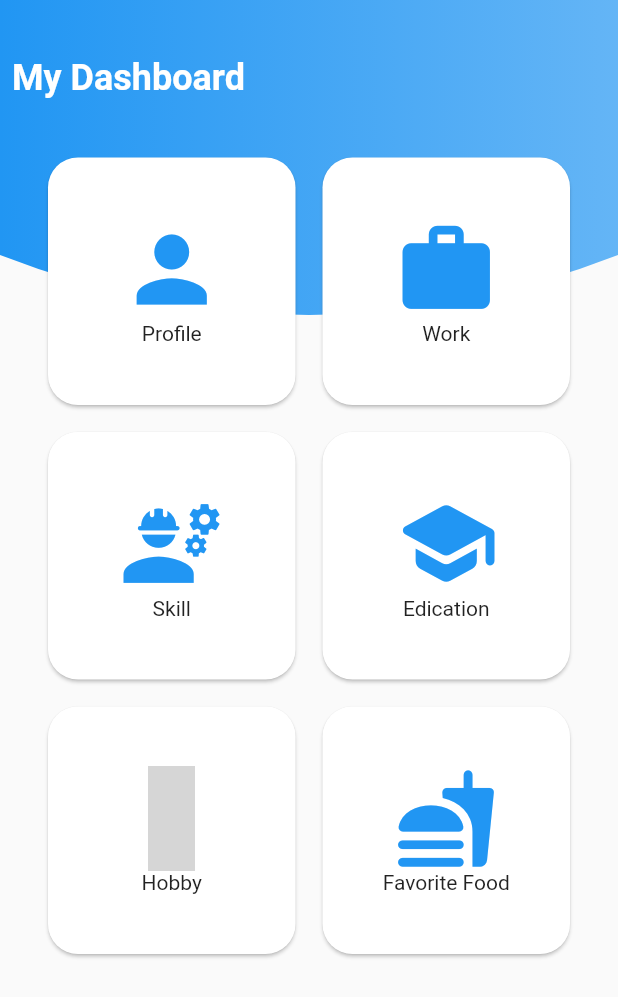
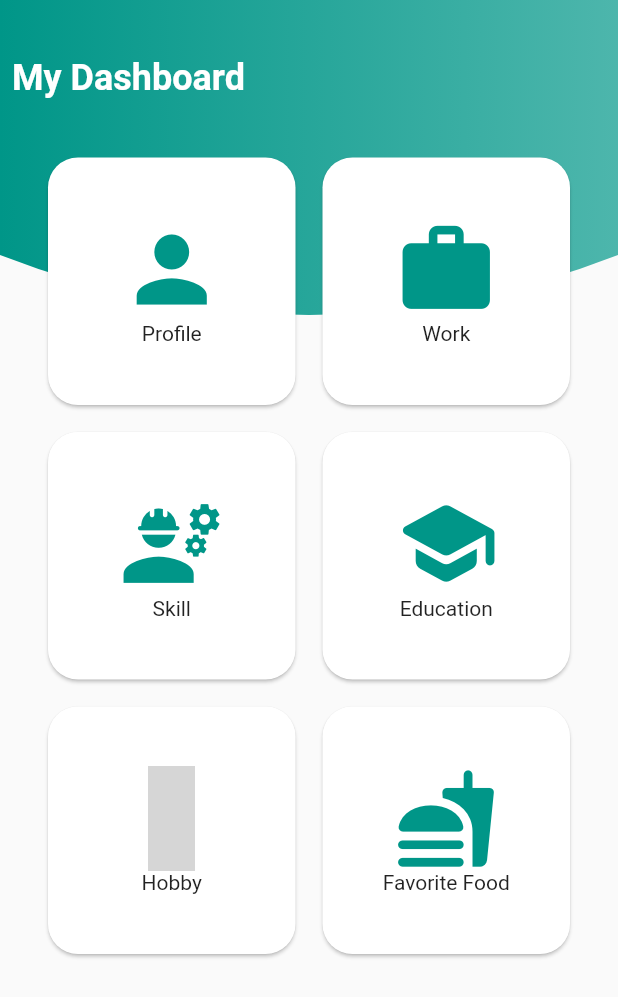
Before and after one commit to Edivri/portfolio_ui, a Flutter app: the screen it shows after launch, on a phone screen of 412 x 824 dp. Shown: the top 997 px of the screen. Run offline on Flutter 3.47's test engine with Material 2 defaults, Android fonts, the phone set to English and light mode, and no system bars; our stand-ins replace eva_icons_flutter; grey boxes are pictures that could not be loaded.

Commit message:
Update dashboard.dart

```diff
--- a/lib/pages/dahsboard/dashboard.dart
+++ b/lib/pages/dahsboard/dashboard.dart
@@ -23,7 +23,7 @@ class MyDashboard extends StatelessWidget {
               width: MediaQuery.of(context).size.width,
               decoration: BoxDecoration(
                   gradient: LinearGradient(
-                colors: <Color>[Colors.blue, Colors.blue.shade300],
+                colors: <Color>[Colors.teal, Colors.teal.shade300],
               )),
             ),
           ),
@@ -69,13 +69,13 @@ class MyDashboard extends StatelessWidget {
                                   ),
                                 );
                               },
-                              splashColor: Colors.blue,
+                              splashColor: Colors.teal,
                               child: Center(
                                 child: Column(
                                   mainAxisAlignment: MainAxisAlignment.center,
                                   children: const [
                                     Icon(Icons.person,
-                                        size: 70, color: Colors.blue),
+                                        size: 70, color: Colors.teal),
                                     Text("Profile"),
                                   ],
                                 ),
@@ -95,7 +95,7 @@ class MyDashboard extends StatelessWidget {
                                   ),
                                 );
                               },
-                              splashColor: Colors.blue,
+                              splashColor: Colors.teal,
                               child: Center(
                                 child: Column(
                                   mainAxisAlignment: MainAxisAlignment.center,
@@ -103,7 +103,7 @@ class MyDashboard extends StatelessWidget {
                                     Icon(
                                       Icons.work,
                                       size: 70,
-                                      color: Colors.blue,
+                                      color: Colors.teal,
                                     ),
                                     Text("Work"),
                                   ],
@@ -124,7 +124,7 @@ class MyDashboard extends StatelessWidget {
                                   ),
                                 );
                               },
-                              splashColor: Colors.blue,
+                              splashColor: Colors.teal,
                               child: Center(
                                 child: Column(
                                   mainAxisAlignment: MainAxisAlignment.center,
@@ -132,7 +132,7 @@ class MyDashboard extends StatelessWidget {
                                     Icon(
                                       Icons.engineering,
                                       size: 70,
-                                      color: Colors.blue,
+                                      color: Colors.teal,
                                     ),
                                     Text("Skill"),
                                   ],
@@ -153,7 +153,7 @@ class MyDashboard extends StatelessWidget {
                                   ),
                                 );
                               },
-                              splashColor: Colors.blue,
+                              splashColor: Colors.teal,
                               child: Center(
                                 child: Column(
                                   mainAxisAlignment: MainAxisAlignment.center,
@@ -161,9 +161,9 @@ class MyDashboard extends StatelessWidget {
                                     Icon(
                                       Icons.school_rounded,
                                       size: 70,
-                                      color: Colors.blue,
+                                      color: Colors.teal,
                                     ),
-                                    Text("Edication"),
+                                    Text("Education"),
                                   ],
                                 ),
                               ),
@@ -182,7 +182,7 @@ class MyDashboard extends StatelessWidget {
                                   ),
                                 );
                               },
-                              splashColor: Colors.blue,
+                              splashColor: Colors.teal,
                               child: Center(
                                 child: Column(
                                   mainAxisAlignment: MainAxisAlignment.center,
@@ -190,7 +190,7 @@ class MyDashboard extends StatelessWidget {
                                     Icon(
                                       EvaIcons.heart,
                                       size: 70,
-                                      color: Colors.blue,
+                                      color: Colors.teal,
                                     ),
                                     Text("Hobby"),
                                   ],
@@ -212,7 +212,7 @@ class MyDashboard extends StatelessWidget {
                                   ),
                                 );
                               },
-                              splashColor: Colors.blue,
+                              splashColor: Colors.teal,
                               child: Center(
                                 child: Column(
                                   mainAxisAlignment: MainAxisAlignment.center,
@@ -220,7 +220,7 @@ class MyDashboard extends StatelessWidget {
                                     Icon(
                                       Icons.fastfood_rounded,
                                       size: 70,
-                                      color: Colors.blue,
+                                      color: Colors.teal,
                                     ),
                                     Text("Favorite Food"),
                                   ],
```
